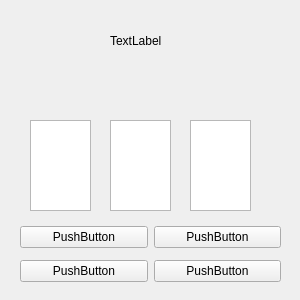
First picture: the form in ElectionGame/Student/kaupunginosa.ui, repository elguitar/los-horos, before the edit.
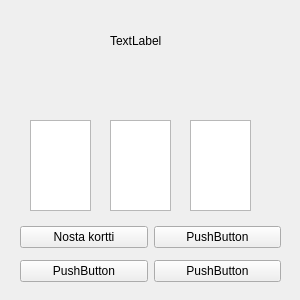
Second picture: the form after the edit.

Commit message: =nosta kortti -slottifunktiolle pohja luotu.

Diff of the .ui file:
```diff
--- a/ElectionGame/Student/kaupunginosa.ui
+++ b/ElectionGame/Student/kaupunginosa.ui
@@ -79,7 +79,7 @@
     <item row="0" column="0">
      <widget class="QPushButton" name="oper1">
       <property name="text">
-       <string>PushButton</string>
+       <string>Nosta kortti</string>
       </property>
      </widget>
     </item>
```
Left out of the diff: 14 changed lines with no effect on the pictures. The commit also changes 2 other files.
